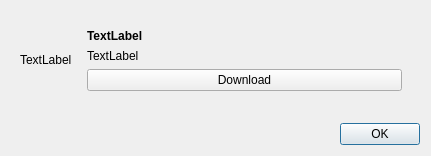
First picture: the form in ImageVis3D/UI/UI/URLDlg.ui, repository SCIInstitute/ImageVis3D, before the edit.
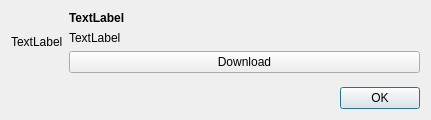
Second picture: the form after the edit.

Patch:
```diff
--- a/ImageVis3D/UI/UI/URLDlg.ui
+++ b/ImageVis3D/UI/UI/URLDlg.ui
@@ -9,7 +9,7 @@
     <x>0</x>
     <y>0</y>
     <width>431</width>
-    <height>156</height>
+    <height>120</height>
    </rect>
   </property>
   <property name="windowTitle" >
@@ -31,6 +31,9 @@
       <number>0</number>
      </property>
      <layout class="QHBoxLayout" name="horizontalLayout" >
+      <property name="margin" >
+       <number>0</number>
+      </property>
       <item>
        <widget class="QLabel" name="label_updateIcon" >
         <property name="sizePolicy" >
@@ -62,6 +65,9 @@
          <number>0</number>
         </property>
         <layout class="QVBoxLayout" name="verticalLayout_2" >
+         <property name="margin" >
+          <number>0</number>
+         </property>
          <item>
           <widget class="QLabel" name="label_desc" >
            <property name="font" >
```
